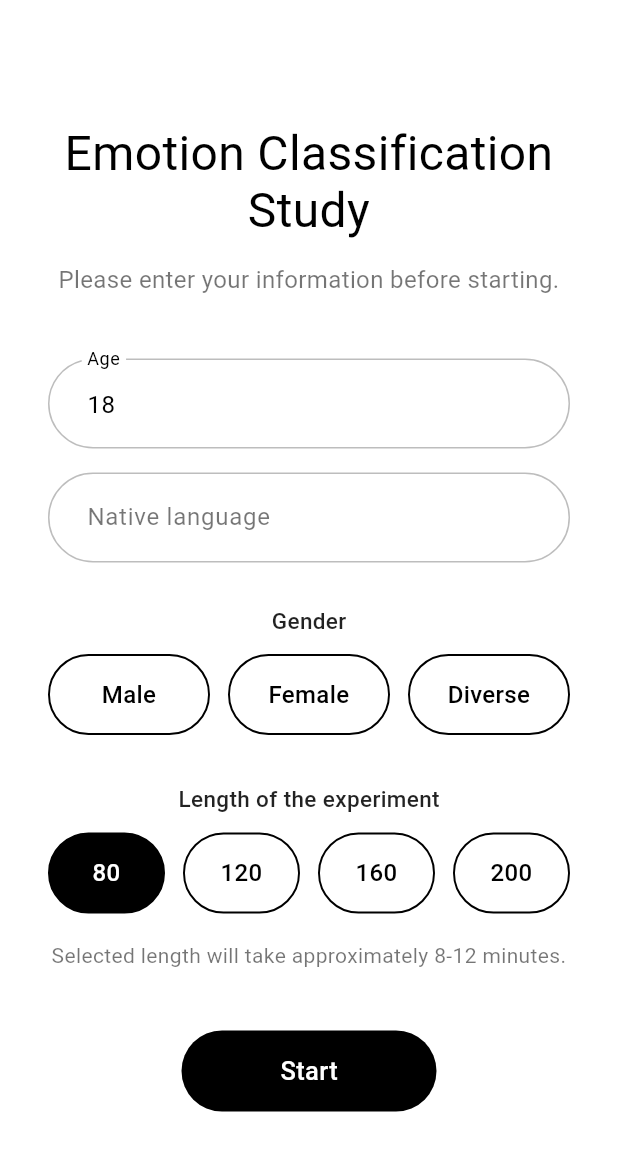
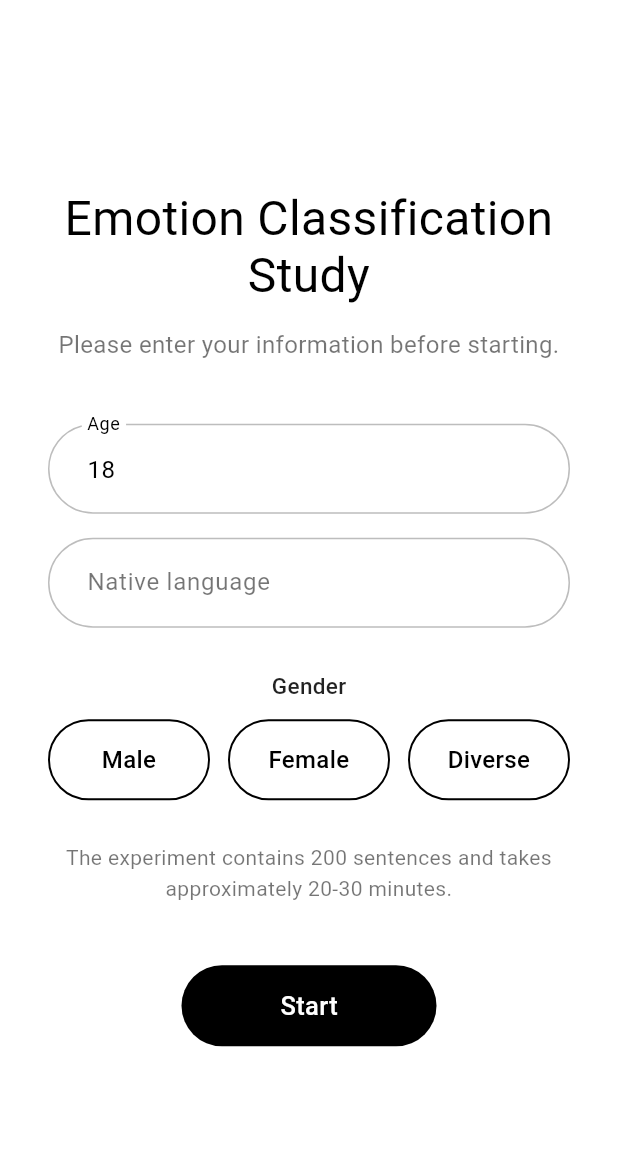
Before and after one commit to MrLaali/emotion_classification_study, a Flutter app: the screen it shows after launch, on a phone screen of 412 x 824 dp. Shown: the top 1151 px of the screen. Run offline on Flutter 3.47's test engine with Material 3 defaults, Android fonts, the phone set to English and light mode, and no system bars; our stand-ins replace csv, supabase_flutter; accounts and stored records are empty; Roboto replaces fonts that are missing (Arial).

Commit message:
only 200 sentences option

```diff
--- a/lib/screens/contact_form_screen.dart
+++ b/lib/screens/contact_form_screen.dart
@@ -20,33 +20,15 @@ class _ContactFormScreenState extends State<ContactFormScreen> {
   final languageController = TextEditingController();
 
   String? selectedGender;
-  int selectedTrialCount = 80;
   bool showError = false;
 
   final List<String> genderOptions = ['Male', 'Female', 'Diverse'];
-
-  final List<int> trialOptions = [80, 120, 160, 200];
 
   @override
   void dispose() {
     ageController.dispose();
     languageController.dispose();
     super.dispose();
-  }
-
-  String estimatedDurationLabel(int trialCount) {
-    switch (trialCount) {
-      case 80:
-        return '8-12 minutes';
-      case 120:
-        return '12-18 minutes';
-      case 160:
-        return '16-24 minutes';
-      case 200:
-        return '20-30 minutes';
-      default:
-        return 'approximately 10 minutes';
-    }
   }
 
   void startStudy() {
@@ -68,7 +50,7 @@ class _ContactFormScreenState extends State<ContactFormScreen> {
             'age': ageText,
             'gender': selectedGender!,
             'mother_tongue': languageText,
-            'trial_count': selectedTrialCount.toString(),
+            'trial_count': '200',
           },
         ),
       ),
@@ -77,8 +59,6 @@ class _ContactFormScreenState extends State<ContactFormScreen> {
 
   @override
   Widget build(BuildContext context) {
-    final durationLabel = estimatedDurationLabel(selectedTrialCount);
-
     return Scaffold(
       body: Center(
         child: SingleChildScrollView(
@@ -142,30 +122,15 @@ class _ContactFormScreenState extends State<ContactFormScreen> {
                     }).toList(),
                   ),
 
-                  const SizedBox(height: 32),
-                  const SectionLabel('Length of the experiment'),
-                  const SizedBox(height: 12),
-                  FullWidthChoiceRow(
-                    children: trialOptions.map((count) {
-                      return Expanded(
-                        child: ChoicePill(
-                          label: '$count',
-                          selected: selectedTrialCount == count,
-                          onTap: () {
-                            setState(() {
-                              selectedTrialCount = count;
-                            });
-                          },
-                        ),
-                      );
-                    }).toList(),
-                  ),
-
-                  const SizedBox(height: 18),
-                  Text(
-                    'Selected length will take approximately $durationLabel.',
+                  const SizedBox(height: 28),
+                  const Text(
+                    'The experiment contains 200 sentences and takes approximately 20-30 minutes.',
                     textAlign: TextAlign.center,
-                    style: const TextStyle(color: Colors.black54, fontSize: 14),
+                    style: TextStyle(
+                      color: Colors.black54,
+                      fontSize: 14,
+                      height: 1.5,
+                    ),
                   ),
 
                   if (showError) ...[
```
